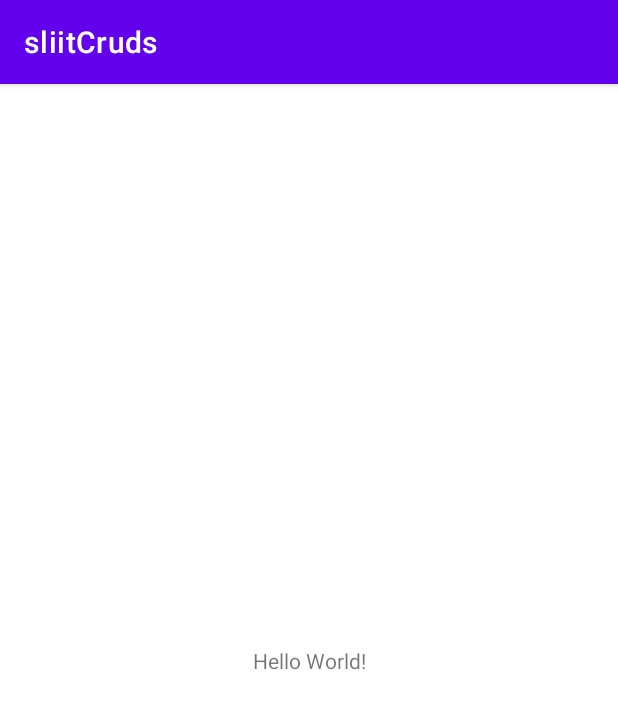
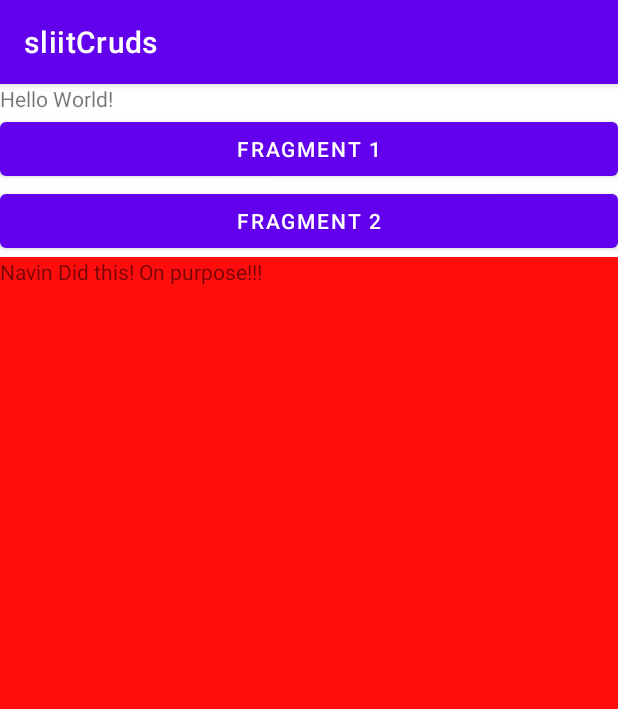
Before and after one commit to navintc/sliitCruds, an Android app: the screen it shows after launch (MainActivity), on a phone screen of 412 x 824 dp. Shown: the top 709 px of the screen. Run offline under Robolectric (Android 15) with nearby library versions, the phone set to English and light mode, and no system bars.

Commit message:
adding fragments and navgraph

```diff
--- a/app/build.gradle
+++ b/app/build.gradle
@@ -32,6 +32,9 @@ dependencies {
     implementation 'androidx.appcompat:appcompat:1.2.0'
     implementation 'com.google.android.material:material:1.3.0'
     implementation 'androidx.constraintlayout:constraintlayout:2.0.4'
+    implementation 'androidx.legacy:legacy-support-v4:1.0.0'
+    implementation 'androidx.navigation:navigation-fragment:2.3.5'
+    implementation 'androidx.navigation:navigation-ui:2.3.5'
     testImplementation 'junit:junit:4.+'
     androidTestImplementation 'androidx.test.ext:junit:1.1.2'
     androidTestImplementation 'androidx.test.espresso:espresso-core:3.3.0'
--- /dev/null
+++ b/app/src/main/java/com/example/sliitcruds/fragment1.java
@@ -0,0 +1,19 @@
+package com.example.sliitcruds;
+
+import android.os.Bundle;
+
+import androidx.fragment.app.Fragment;
+
+import android.view.LayoutInflater;
+import android.view.View;
+import android.view.ViewGroup;
+
+public class fragment1 extends Fragment {
+
+    @Override
+    public View onCreateView(LayoutInflater inflater, ViewGroup container,
+                             Bundle savedInstanceState) {
+        // Inflate the layout for this fragment
+        return inflater.inflate(R.layout.fragment_fragment1, container, false);
+    }
+}
--- a/app/src/main/res/layout/activity_main.xml
+++ b/app/src/main/res/layout/activity_main.xml
@@ -1,18 +1,35 @@
 <?xml version="1.0" encoding="utf-8"?>
-<androidx.constraintlayout.widget.ConstraintLayout xmlns:android="http://schemas.android.com/apk/res/android"
+<LinearLayout xmlns:android="http://schemas.android.com/apk/res/android"
     xmlns:app="http://schemas.android.com/apk/res-auto"
     xmlns:tools="http://schemas.android.com/tools"
     android:layout_width="match_parent"
     android:layout_height="match_parent"
+    android:orientation="vertical"
     tools:context=".MainActivity">
 
     <TextView
         android:layout_width="wrap_content"
         android:layout_height="wrap_content"
-        android:text="Hello World!"
-        app:layout_constraintBottom_toBottomOf="parent"
-        app:layout_constraintLeft_toLeftOf="parent"
-        app:layout_constraintRight_toRightOf="parent"
-        app:layout_constraintTop_toTopOf="parent" />
+        android:text="Hello World!" />
 
-</androidx.constraintlayout.widget.ConstraintLayout>
+    <Button
+        android:id="@+id/button"
+        android:layout_width="match_parent"
+        android:layout_height="wrap_content"
+        android:onClick="changeFragment"
+        android:text="Fragment 1" />
+
+    <Button
+        android:id="@+id/button2"
+        android:layout_width="match_parent"
+        android:layout_height="wrap_content"
+        android:onClick="changeFragment"
+        android:text="Fragment 2" />
+
+    <androidx.fragment.app.FragmentContainerView
+        android:id="@+id/fgmntDefault"
+        android:name="com.example.sliitcruds.fragment1"
+        android:layout_width="match_parent"
+        android:layout_height="match_parent" />
+
+</LinearLayout>
--- /dev/null
+++ b/app/src/main/res/layout/fragment_fragment1.xml
@@ -0,0 +1,15 @@
+<?xml version="1.0" encoding="utf-8"?>
+<FrameLayout xmlns:android="http://schemas.android.com/apk/res/android"
+    xmlns:tools="http://schemas.android.com/tools"
+    android:layout_width="match_parent"
+    android:layout_height="match_parent"
+    android:background="#FF0D0D"
+    tools:context=".fragment1">
+
+    <!-- TODO: Update blank fragment layout -->
+    <TextView
+        android:layout_width="match_parent"
+        android:layout_height="match_parent"
+        android:text="@string/hello_blank_fragment" />
+
+</FrameLayout>
--- a/app/src/main/res/values/strings.xml
+++ b/app/src/main/res/values/strings.xml
@@ -1,3 +1,4 @@
 <resources>
     <string name="app_name">sliitCruds</string>
+    <string name="hello_blank_fragment">Navin Did this! On purpose!!!</string>
 </resources>
```
Also changed, not shown: app/src/main/java/com/example/sliitcruds/MainActivity.java (+25 -0 lines), app/src/main/java/com/example/sliitcruds/fragment2.java (added, +18 -0 lines), app/src/main/res/layout/fragment_fragment2.xml (added, +15 -0 lines), app/src/main/res/navigation/nav_graph.xml (added, +13 -0 lines).
